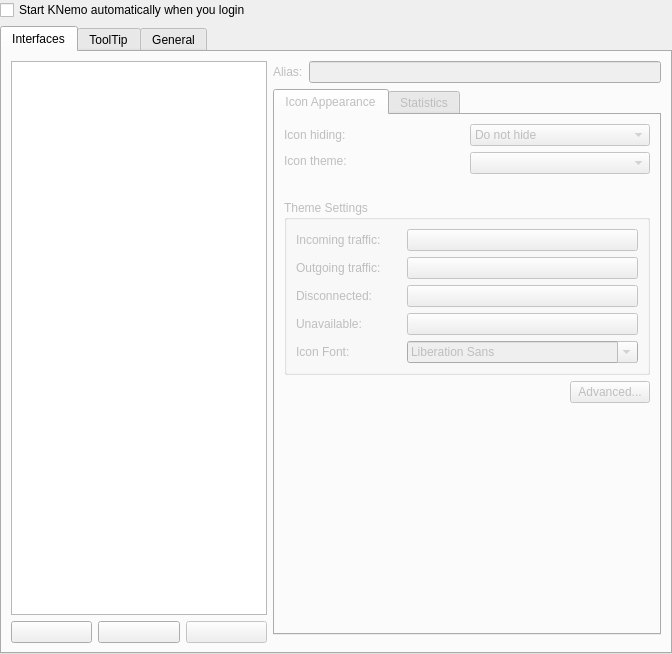
KDE/knemo, file src/kcm/configdlg.ui: the form before one commit.
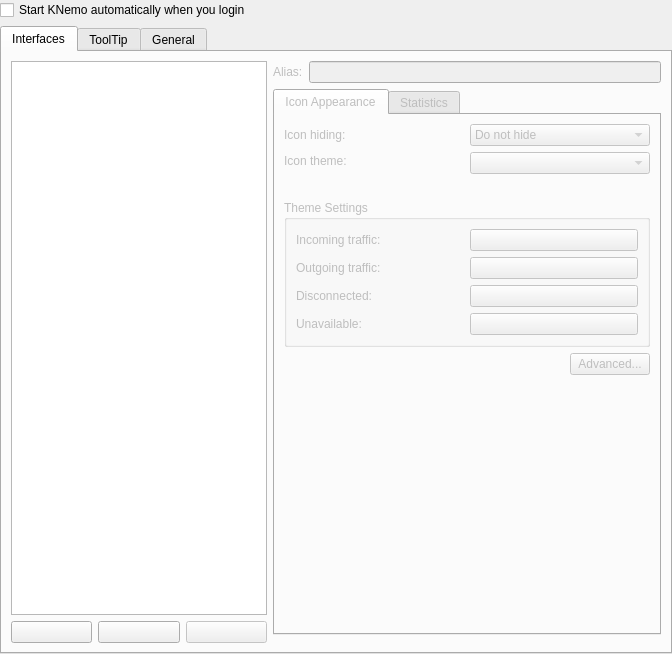
The form after the commit. Custom widgets are drawn as their Qt base class.

Commit message:
Remove font setting for the Text theme
Instead always use Plasma's smallestFont.  Thematic consistency with the
rest of the desktop is more important.

```diff
--- a/src/kcm/configdlg.ui
+++ b/src/kcm/configdlg.ui
@@ -295,16 +295,6 @@
                   </property>
                  </widget>
                 </item>
-                <item>
-                 <widget class="QLabel" name="iconFontLabel">
-                  <property name="enabled">
-                   <bool>false</bool>
-                  </property>
-                  <property name="text">
-                   <string>Icon Font:</string>
-                  </property>
-                 </widget>
-                </item>
                </layout>
               </item>
               <item>
@@ -321,9 +311,6 @@
                 <item>
                  <widget class="KColorButton" name="colorUnavailable"/>
                 </item>
-                <item>
-                 <widget class="QFontComboBox" name="iconFont"/>
-                </item>
                </layout>
               </item>
              </layout>
```
Left out of the diff: 1 changed line with no effect on the pictures. The commit also changes 11 other files.
